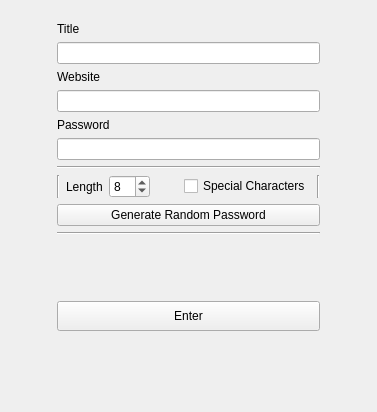
Before: the Qt Designer form item_select_dialog.ui in Affan-Mushahid/KeepSake, drawn with Qt 5.
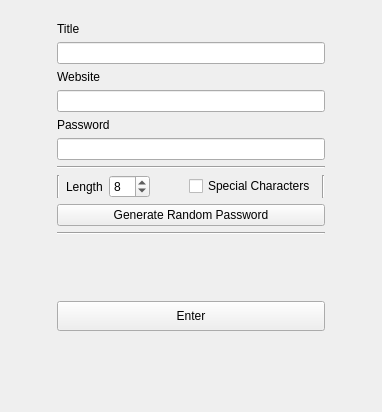
After: the same form once the commit is applied. The open tabs and pages were chosen to show the change.

```diff
--- a/item_select_dialog.ui
+++ b/item_select_dialog.ui
@@ -6,7 +6,7 @@
    <rect>
     <x>0</x>
     <y>0</y>
-    <width>377</width>
+    <width>382</width>
     <height>412</height>
    </rect>
   </property>
@@ -278,6 +278,9 @@
                <property name="styleSheet">
                 <string notr="true">font: 10pt &quot;Century Gothic&quot;;</string>
                </property>
+               <property name="echoMode">
+                <enum>QLineEdit::PasswordEchoOnEdit</enum>
+               </property>
               </widget>
              </item>
              <item>
```
Left out of the diff: 58 changed lines with no effect on the pictures.
